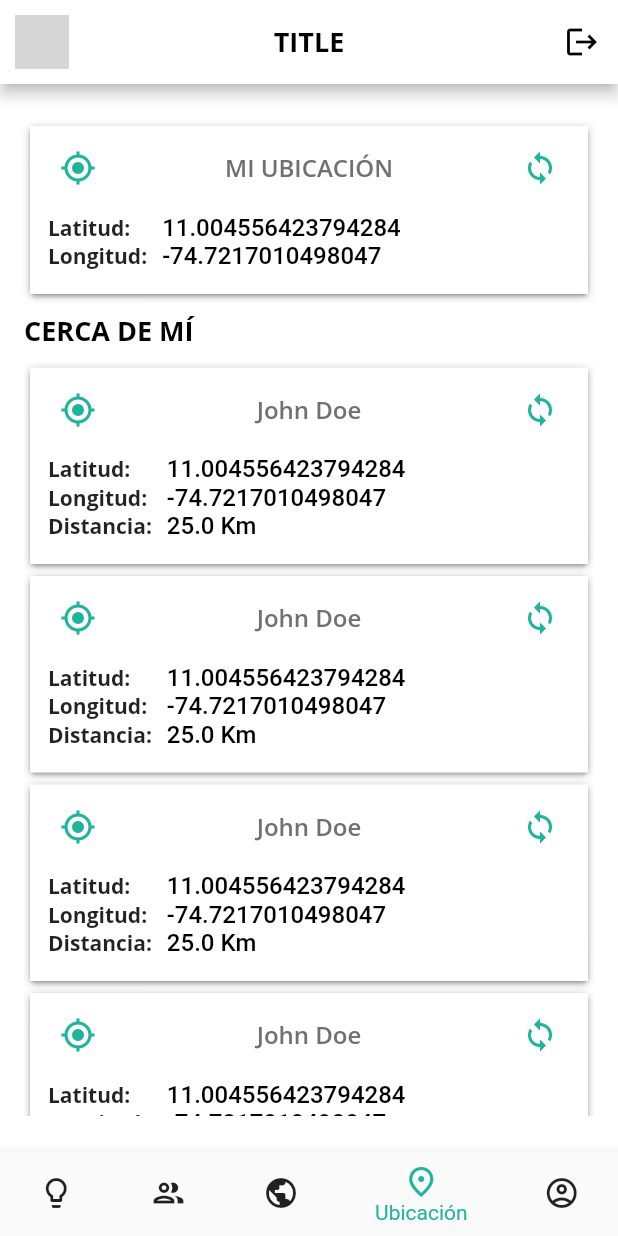
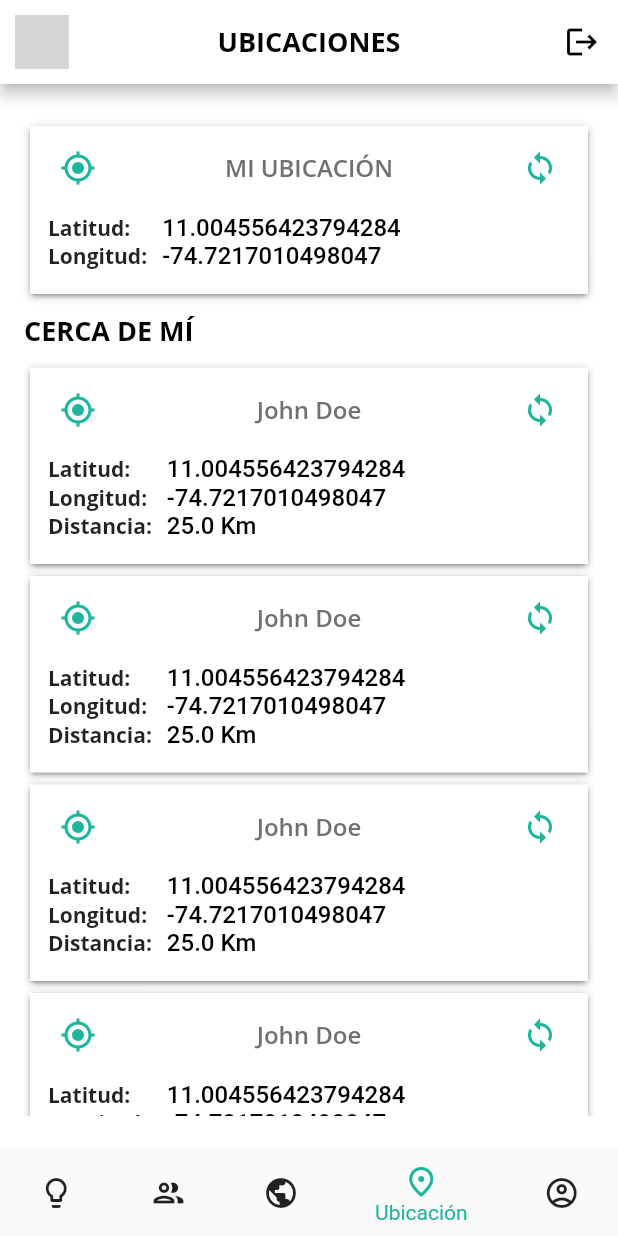
Before and after one commit to Franklinz98/template-mintic, a Flutter app: the ContentPage screen opened directly, item 4 of the bottom bar chosen, on a phone screen of 412 x 824 dp. Run offline on Flutter 3.47's test engine with Material 2 defaults, Android fonts, the phone set to English and light mode, and no system bars; our stand-ins replace get, google_fonts; network calls fail; Roboto replaces fonts that are missing (Montserrat); grey boxes are pictures that could not be loaded.

```diff
--- /dev/null
+++ b/lib/domain/use_case/controller.dart
@@ -0,0 +1,15 @@
+import 'package:get/get.dart';
+
+class Controller extends GetxController {
+  // Observables
+  var currentUser = false.obs;
+  var screenIndex = 0.obs;
+
+  void updateUser(bool userAuth) {
+    currentUser.value = userAuth;
+  }
+
+  void updateScreenIndex(int index) {
+    screenIndex.value = index;
+  }
+}
--- a/lib/presentation/app.dart
+++ b/lib/presentation/app.dart
@@ -1,17 +1,43 @@
 import 'package:flutter/material.dart';
 import 'package:get/get.dart';
-import 'pages/authentication/index.dart';
+import 'package:red_egresados/domain/use_case/controller.dart';
+import 'package:red_egresados/presentation/pages/authentication/index.dart';
+import 'package:red_egresados/presentation/pages/content/index.dart';
+
 import 'theme/theme.dart';
 
-class App extends StatelessWidget {
+class App extends StatefulWidget {
   const App({Key? key}) : super(key: key);
+
+  @override
+  _AppState createState() => _AppState();
+}
+
+class _AppState extends State<App> {
+  // Dependency injection: setting up state management
+  final Controller controller = Get.put(Controller());
+
+  @override
+  void initState() {
+    // State management: listening for changes on currentUser
+    ever(controller.currentUser, (bool user) {
+      // Using Get.off so we can't go back when auth changes
+      // This navigation triggers automatically when auth state changes on the app state
+      if (user) {
+        Get.off(() => ContentPage());
+      } else {
+        Get.off(() => Authentication());
+      }
+    });
+    super.initState();
+  }
 
   @override
   Widget build(BuildContext context) {
     return GetMaterialApp(
-        debugShowCheckedModeBanner: false,
-        theme: MyTheme.ligthTheme,
-        darkTheme: MyTheme.darkTheme,
-        home: Authentication());
+      theme: MyTheme.ligthTheme,
+      darkTheme: MyTheme.darkTheme,
+      home: Authentication(),
+    );
   }
 }
--- a/lib/presentation/pages/content/index.dart
+++ b/lib/presentation/pages/content/index.dart
@@ -1,7 +1,7 @@
 import 'package:flutter/material.dart';
-import 'package:get/route_manager.dart';
+import 'package:get/get.dart';
 import 'package:red_egresados/domain/use_case/auth_management.dart';
-import 'package:red_egresados/presentation/pages/authentication/index.dart';
+import 'package:red_egresados/domain/use_case/controller.dart';
 import 'package:red_egresados/presentation/theme/colors.dart';
 import 'package:red_egresados/presentation/widgets/appbar.dart';
 
@@ -10,37 +10,49 @@ import 'public_offers/index.dart';
 import 'states/index.dart';
 import 'users_offers/index.dart';
 
-class ContentPage extends StatefulWidget {
-  const ContentPage({Key? key}) : super(key: key);
+class ContentPage extends StatelessWidget {
+  // Dependency injection: State management controller
+  final Controller controller = Get.find();
 
-  @override
-  _State createState() => _State();
+  // View title
+  Widget _getTitle(int index, BuildContext context) {
+    String _title;
+    switch (index) {
+      case 1:
+        _title = "Social";
+        break;
+      case 2:
+        _title = "Verificado";
+        break;
+      case 3:
+        _title = "Ubicaciones";
+        break;
+      case 4:
+        _title = "Perfil";
+        break;
+      default:
+        _title = "Estados";
+    }
+    return Text(
+      _title.toUpperCase(),
+      style: Theme.of(context).textTheme.headline1,
+    );
   }
 
-class _State extends State<ContentPage> {
-  int _selectedIndex = 0;
-  Widget _content = UsersStates();
-
-  // NavBar action
-  void _onItemTapped(int index) {
-    setState(() {
-      _selectedIndex = index;
-      switch (_selectedIndex) {
+  // View content
+  Widget _getScreen(int index) {
+    switch (index) {
       case 1:
-          _content = UsersOffers();
-          break;
+        return UsersOffers();
       case 2:
-          _content = PublicOffers();
-          break;
+        return PublicOffers();
       case 3:
-          _content = UsersLocation();
-          break;
+        return UsersLocation();
       case 4:
-          break;
+        return Container();
       default:
-          _content = UsersStates();
+        return UsersStates();
     }
-    });
   }
 
   // We create a Scaffold that is used for all the content pages
@@ -49,12 +61,16 @@ class _State extends State<ContentPage> {
   Widget build(BuildContext context) {
     return Scaffold(
       appBar: CustomAppBar(
-        picUrl: 'https://uifaces.co/our-content/donated/gPZwCbdS.jpg',
+        key: Key("pageTitle"),
+        // Fetching state value, with reactivity using Obx
+        tile: Obx(() => _getTitle(controller.screenIndex.value, context)),
+        picUrl: "https://uifaces.co/our-content/donated/gPZwCbdS.jpg",
         context: context,
         onSignOff: () async {
           var result = await AuthManagement.signOut();
           if (result) {
-            Get.off(() => Authentication());
+            // User sign off, updating state
+            controller.updateUser(!result);
           }
         },
       ),
@@ -63,12 +79,13 @@ class _State extends State<ContentPage> {
           padding: const EdgeInsets.symmetric(vertical: 24.0, horizontal: 16.0),
           child: AnimatedSwitcher(
             duration: Duration(milliseconds: 500),
-            child: _content,
+            // Fetching state value, with reactivity using Obx
+            child: Obx(() => _getScreen(controller.screenIndex.value)),
           ),
         ),
       ),
       // Content screen navbar
-      bottomNavigationBar: BottomNavigationBar(
+      bottomNavigationBar: Obx(() => BottomNavigationBar(
             items: const <BottomNavigationBarItem>[
               BottomNavigationBarItem(
                 icon: Icon(Icons.lightbulb_outline_rounded),
@@ -91,11 +108,11 @@ class _State extends State<ContentPage> {
                 label: 'Perfil',
               ),
             ],
-        currentIndex: _selectedIndex,
+            currentIndex: controller.screenIndex.value,
             unselectedItemColor: Colors.black87,
             selectedItemColor: AppColors.mountainMeadow,
-        onTap: _onItemTapped,
-      ),
+            onTap: controller.updateScreenIndex,
+          )),
     );
   }
 }
--- a/lib/presentation/widgets/appbar.dart
+++ b/lib/presentation/widgets/appbar.dart
@@ -1,6 +1,7 @@
 import 'package:flutter/material.dart';
 
 class CustomAppBar extends AppBar {
+  final Widget tile;
   final String picUrl;
   final BuildContext context;
   final VoidCallback onSignOff;
@@ -9,6 +10,7 @@ class CustomAppBar extends AppBar {
   CustomAppBar(
       {Key? key,
       required this.context,
+      required this.tile,
       required this.picUrl,
       required this.onSignOff})
       : super(
@@ -20,12 +22,10 @@ class CustomAppBar extends AppBar {
                 minRadius: 18.0,
                 maxRadius: 18.0,
                 backgroundImage: NetworkImage(picUrl),
+                backgroundColor: Colors.grey[200],
               ),
             ),
-            title: Text(
-              'title'.toUpperCase(),
-              style: Theme.of(context).textTheme.headline1,
-            ),
+            title: tile,
             actions: [
               IconButton(
                 key: Key("signOutAction"),
```
Also changed, not shown: lib/presentation/pages/authentication/index.dart (+11 -1 lines), lib/presentation/pages/authentication/login/login_page.dart (+7 -4 lines), lib/presentation/pages/authentication/signup/signup_page.dart (+7 -4 lines). Lines whose indentation alone changed are shown as unchanged.
